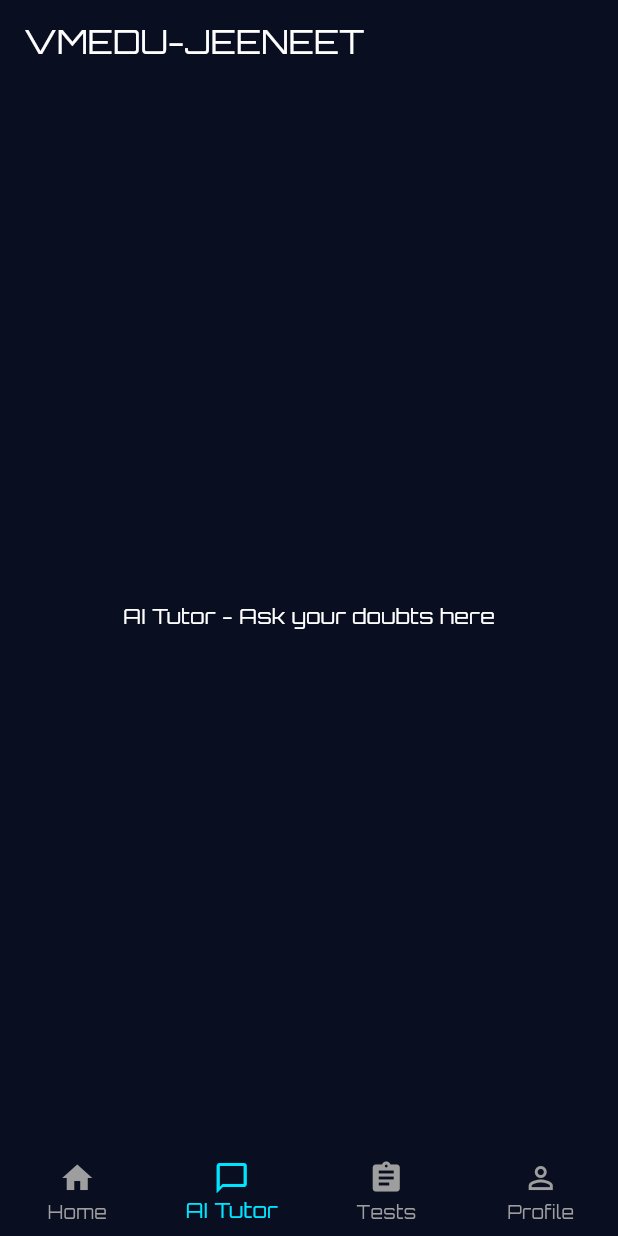
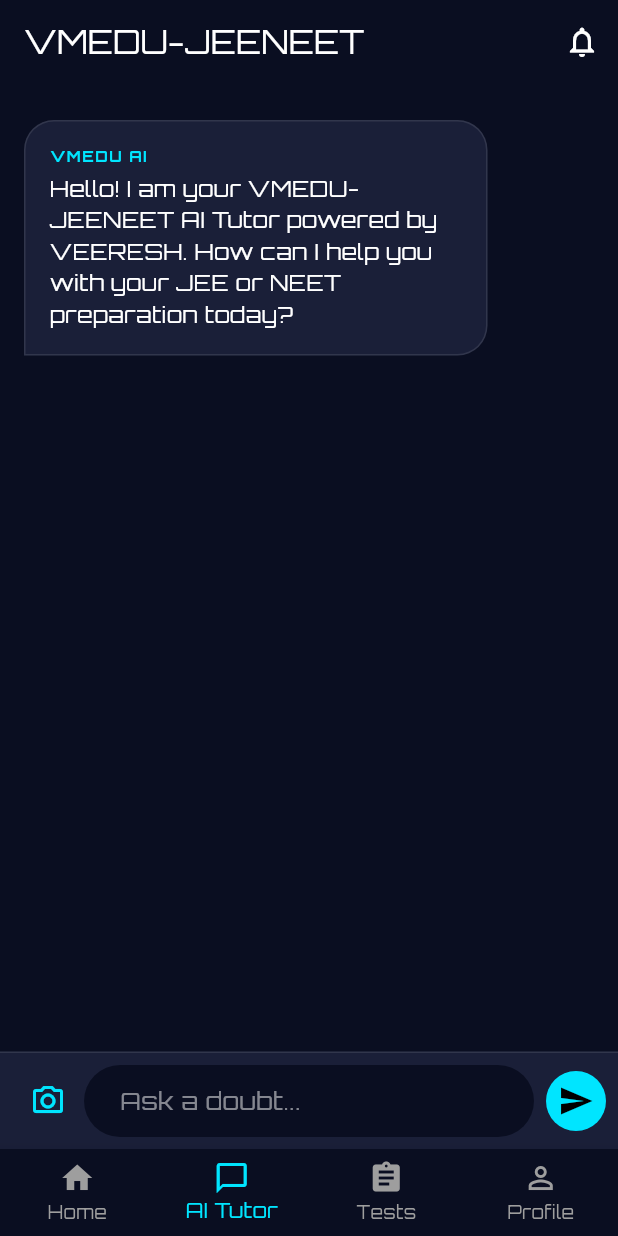
Before and after one commit to could-ai/019adf1d-e53c-77a4-bbc6-06d0cc804d92, a Flutter app: the screen it shows after launch, item 2 of the bottom bar chosen, on a phone screen of 412 x 824 dp. Run offline on Flutter 3.47's test engine with Material 3 defaults, Android fonts, the phone set to English and light mode, and no system bars; our stand-ins replace google_fonts.

Commit message:
Created a simple data model for chat messages to support the AI Tutor interface.; Implemented the AI Tutor screen with a chat interface. Features include simulated AI responses for JEE/NEET topics, a futuristic chat UI with bubbles, typing indicators, and specific branding 'VMEDU AI'.; Updated HomeScreen to include the new AiTutorScreen in the navigation tabs. Also added a notification icon to the AppBar for a more complete look.

```diff
--- /dev/null
+++ b/usr/lib/ai_tutor_screen.dart
@@ -0,0 +1,247 @@
+import 'package:flutter/material.dart';
+import 'package:couldai_user_app/models/chat_message.dart';
+
+class AiTutorScreen extends StatefulWidget {
+  const AiTutorScreen({super.key});
+
+  @override
+  State<AiTutorScreen> createState() => _AiTutorScreenState();
+}
+
+class _AiTutorScreenState extends State<AiTutorScreen> {
+  final TextEditingController _textController = TextEditingController();
+  final List<ChatMessage> _messages = [];
+  final ScrollController _scrollController = ScrollController();
+  bool _isTyping = false;
+
+  @override
+  void initState() {
+    super.initState();
+    // Add initial greeting
+    _messages.add(
+      ChatMessage(
+        text: "Hello! I am your VMEDU-JEENEET AI Tutor powered by VEERESH. How can I help you with your JEE or NEET preparation today?",
+        isUser: false,
+        timestamp: DateTime.now(),
+      ),
+    );
+  }
+
+  void _handleSubmitted(String text) {
+    if (text.trim().isEmpty) return;
+
+    _textController.clear();
+    setState(() {
+      _messages.add(ChatMessage(
+        text: text,
+        isUser: true,
+        timestamp: DateTime.now(),
+      ));
+      _isTyping = true;
+    });
+    _scrollToBottom();
+
+    // Simulate AI response
+    Future.delayed(const Duration(seconds: 2), () {
+      if (mounted) {
+        setState(() {
+          _isTyping = false;
+          _messages.add(ChatMessage(
+            text: _getSimulatedResponse(text),
+            isUser: false,
+            timestamp: DateTime.now(),
+          ));
+        });
+        _scrollToBottom();
+      }
+    });
+  }
+
+  String _getSimulatedResponse(String input) {
+    final lowerInput = input.toLowerCase();
+    if (lowerInput.contains('physics')) {
+      return "Physics is crucial for both JEE and NEET. For JEE, focus on Mechanics and Electrodynamics. For NEET, ensure your concepts in Optics and Modern Physics are strong. Would you like a practice problem?";
+    } else if (lowerInput.contains('chemistry')) {
+      return "Chemistry is high-scoring! Organic chemistry requires understanding mechanisms, while Physical chemistry needs practice with formulas. Inorganic chemistry is all about NCERT. What topic are you stuck on?";
+    } else if (lowerInput.contains('math')) {
+      return "Mathematics requires consistent practice. Calculus and Algebra carry high weightage in JEE. Don't forget Coordinate Geometry! Shall we solve a calculus problem?";
+    } else if (lowerInput.contains('biology') || lowerInput.contains('neet')) {
+      return "For NEET, Biology is 50% of the paper! Focus on Human Physiology, Genetics, and Ecology. NCERT is your bible here. Need help with a specific diagram or concept?";
+    } else if (lowerInput.contains('jee')) {
+      return "JEE Main & Advanced require deep conceptual clarity. I can help you with previous year questions, mock tests, or specific concept explanations. Where should we start?";
+    }
+    return "That's an interesting question. As your VMEDU-JEENEET AI Mentor, I can help you break this down. Could you provide more specific details about the problem or concept?";
+  }
+
+  void _scrollToBottom() {
+    WidgetsBinding.instance.addPostFrameCallback((_) {
+      if (_scrollController.hasClients) {
+        _scrollController.animateTo(
+          _scrollController.position.maxScrollExtent,
+          duration: const Duration(milliseconds: 300),
+          curve: Curves.easeOut,
+        );
+      }
+    });
+  }
+
+  @override
+  Widget build(BuildContext context) {
+    return Column(
+      children: [
+        Expanded(
+          child: ListView.builder(
+            controller: _scrollController,
+            padding: const EdgeInsets.all(16.0),
+            itemCount: _messages.length + (_isTyping ? 1 : 0),
+            itemBuilder: (context, index) {
+              if (index == _messages.length) {
+                return const _TypingIndicator();
+              }
+              final message = _messages[index];
+              return _ChatBubble(message: message);
+            },
+          ),
+        ),
+        Container(
+          decoration: BoxDecoration(
+            color: const Color(0xFF1A1F38),
+            border: Border(top: BorderSide(color: Colors.white.withOpacity(0.1))),
+          ),
+          padding: const EdgeInsets.symmetric(horizontal: 8.0, vertical: 8.0),
+          child: Row(
+            children: [
+              IconButton(
+                icon: const Icon(Icons.camera_alt_outlined, color: Color(0xFF00E5FF)),
+                onPressed: () {
+                  // TODO: Implement image upload for doubt solving
+                },
+              ),
+              Expanded(
+                child: TextField(
+                  controller: _textController,
+                  style: const TextStyle(color: Colors.white),
+                  decoration: InputDecoration(
+                    hintText: 'Ask a doubt...',
+                    hintStyle: TextStyle(color: Colors.white.withOpacity(0.5)),
+                    border: OutlineInputBorder(
+                      borderRadius: BorderRadius.circular(25.0),
+                      borderSide: BorderSide.none,
+                    ),
+                    filled: true,
+                    fillColor: const Color(0xFF0A0E21),
+                    contentPadding: const EdgeInsets.symmetric(horizontal: 20, vertical: 10),
+                  ),
+                  onSubmitted: _handleSubmitted,
+                ),
+              ),
+              const SizedBox(width: 8),
+              CircleAvatar(
+                backgroundColor: const Color(0xFF00E5FF),
+                child: IconButton(
+                  icon: const Icon(Icons.send, color: Colors.black),
+                  onPressed: () => _handleSubmitted(_textController.text),
+                ),
+              ),
+            ],
+          ),
+        ),
+      ],
+    );
+  }
+}
+
+class _ChatBubble extends StatelessWidget {
+  final ChatMessage message;
+
+  const _ChatBubble({required this.message});
+
+  @override
+  Widget build(BuildContext context) {
+    final isUser = message.isUser;
+    return Align(
+      alignment: isUser ? Alignment.centerRight : Alignment.centerLeft,
+      child: Container(
+        margin: const EdgeInsets.symmetric(vertical: 8.0),
+        padding: const EdgeInsets.all(16.0),
+        constraints: BoxConstraints(maxWidth: MediaQuery.of(context).size.width * 0.75),
+        decoration: BoxDecoration(
+          color: isUser ? const Color(0xFF00E5FF).withOpacity(0.2) : const Color(0xFF1A1F38),
+          borderRadius: BorderRadius.only(
+            topLeft: const Radius.circular(20),
+            topRight: const Radius.circular(20),
+            bottomLeft: isUser ? const Radius.circular(20) : const Radius.circular(0),
+            bottomRight: isUser ? const Radius.circular(0) : const Radius.circular(20),
+          ),
+          border: Border.all(
+            color: isUser ? const Color(0xFF00E5FF).withOpacity(0.5) : Colors.white.withOpacity(0.1),
+          ),
+        ),
+        child: Column(
+          crossAxisAlignment: CrossAxisAlignment.start,
+          children: [
+            if (!isUser)
+              Padding(
+                padding: const EdgeInsets.only(bottom: 4.0),
+                child: Text(
+                  'VMEDU AI',
+                  style: TextStyle(
+                    color: const Color(0xFF00E5FF),
+                    fontSize: 10,
+                    fontWeight: FontWeight.bold,
+                    letterSpacing: 1.0,
+                  ),
+                ),
+              ),
+            Text(
+              message.text,
+              style: const TextStyle(color: Colors.white, fontSize: 15),
+            ),
+          ],
+        ),
+      ),
+    );
+  }
+}
+
+class _TypingIndicator extends StatelessWidget {
+  const _TypingIndicator();
+
+  @override
+  Widget build(BuildContext context) {
+    return Align(
+      alignment: Alignment.centerLeft,
+      child: Container(
+        margin: const EdgeInsets.symmetric(vertical: 8.0),
+        padding: const EdgeInsets.all(16.0),
+        decoration: BoxDecoration(
+          color: const Color(0xFF1A1F38),
+          borderRadius: const BorderRadius.only(
+            topLeft: Radius.circular(20),
+            topRight: Radius.circular(20),
+            bottomRight: Radius.circular(20),
+          ),
+          border: Border.all(color: Colors.white.withOpacity(0.1)),
+        ),
+        child: Row(
+          mainAxisSize: MainAxisSize.min,
+          children: [
+            const SizedBox(
+              width: 12,
+              height: 12,
+              child: CircularProgressIndicator(
+                strokeWidth: 2,
+                valueColor: AlwaysStoppedAnimation<Color>(Color(0xFF00E5FF)),
+              ),
+            ),
+            const SizedBox(width: 8),
+            Text(
+              'Thinking...',
+              style: TextStyle(color: Colors.white.withOpacity(0.5), fontSize: 12),
+            ),
+          ],
+        ),
+      ),
+    );
+  }
+}
--- a/usr/lib/home_screen.dart
+++ b/usr/lib/home_screen.dart
@@ -1,4 +1,5 @@
 import 'package:flutter/material.dart';
+import 'package:couldai_user_app/ai_tutor_screen.dart';
 
 class HomeScreen extends StatefulWidget {
   const HomeScreen({super.key});
@@ -12,7 +13,7 @@ class _HomeScreenState extends State<HomeScreen> {
 
   static const List<Widget> _widgetOptions = <Widget>[
     Center(child: Text('Home - Your personalized dashboard')),
-    Center(child: Text('AI Tutor - Ask your doubts here')),
+    AiTutorScreen(), // Replaced placeholder with actual screen
     Center(child: Text('Tests - Practice and mock tests')),
     Center(child: Text('Profile - Your account and settings')),
   ];
@@ -30,6 +31,12 @@ class _HomeScreenState extends State<HomeScreen> {
         title: Text('VMEDU-JEENEET', style: Theme.of(context).textTheme.titleLarge),
         backgroundColor: const Color(0xFF0A0E21),
         elevation: 0,
+        actions: [
+          IconButton(
+            icon: const Icon(Icons.notifications_none),
+            onPressed: () {},
+          ),
+        ],
       ),
       body: _widgetOptions.elementAt(_selectedIndex),
       bottomNavigationBar: BottomNavigationBar(
--- /dev/null
+++ b/usr/lib/models/chat_message.dart
@@ -0,0 +1,13 @@
+import 'package:flutter/material.dart';
+
+class ChatMessage {
+  final String text;
+  final bool isUser;
+  final DateTime timestamp;
+
+  ChatMessage({
+    required this.text,
+    required this.isUser,
+    required this.timestamp,
+  });
+}
```
